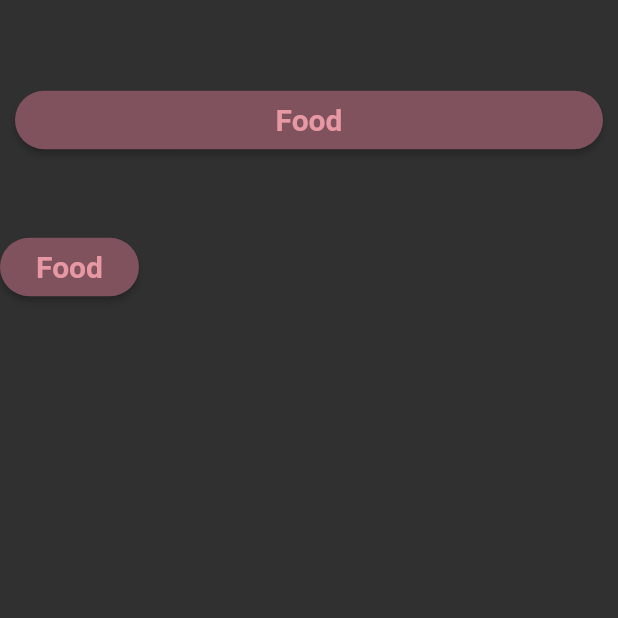
After one commit to neslihanatasever/flutter_full_learnn, a Flutter app: the screen it shows after launch, on a phone screen of 412 x 824 dp, the top half of it. The commit adds this screen. Run offline on Flutter 3.47's test engine with Material 2 defaults, Android fonts, the phone set to English and light mode, and no system bars; missing offline and left inert: dart:ffi.

Commit message:
custom_widget_learn.dart

```diff
--- /dev/null
+++ b/lib/101/custom_widget_learn.dart
@@ -0,0 +1,64 @@
+import 'dart:ffi';
+
+import 'package:flutter/material.dart';
+
+class CustomWidgetLearn extends StatelessWidget {
+  const CustomWidgetLearn({Key? key}) : super(key: key);
+  final String title = 'Food';
+
+  @override
+  Widget build(BuildContext context) {
+    return Scaffold(
+      appBar: AppBar(),
+      body: Column(
+        crossAxisAlignment: CrossAxisAlignment.start,
+        children: [
+          Center(
+              child: Padding(
+                padding: const EdgeInsets.symmetric(horizontal: 10),
+                child: SizedBox(width: MediaQuery.of(context).size.width, child: CustomFoodButton(title: title, onPressed: () {},)),
+              )),
+          const SizedBox(height: 50),
+           CustomFoodButton(title: title, onPressed: (){}),
+        ],
+      ),
+    );
+  }
+}
+
+//
+class CustomFoodButton extends StatelessWidget with _ColorsUtility, _PaddingUtility {
+  CustomFoodButton({Key? key, required this.title, required this.onPressed}) : super(key: key);
+  final String title;
+  final void Function() onPressed;
+
+  @override
+  Widget build(BuildContext context) {
+    return ElevatedButton(
+        style: ElevatedButton.styleFrom(primary: _ColorsUtility.dullPurple, shape: const StadiumBorder()),
+        onPressed: onPressed,
+        child: Padding(
+          padding: normalPadding,
+          child: Text(title,
+              style: Theme.of(context).textTheme.headline6?.copyWith(
+                  color: _ColorsUtility.pinkDaisy, fontWeight: FontWeight.bold),
+            ),
+        ),
+        );
+  }
+}
+//
+class _PaddingUtility {
+  final EdgeInsets normalPadding = const EdgeInsets.all(8.0);
+  final EdgeInsets normal2xPadding = const EdgeInsets.all(16.0);
+}
+//
+class _ColorsUtility {
+  final Color whiteSeven = Colors.white70;
+  static const Color valentineRed = Color(0xffE55451);
+  static const Color dullPurple = Color(0xff7F525D);
+  static const Color pinkDaisy = Color(0xffE799A3);
+  static const Color pinkViolet = Color(0xffCA226B);
+
+}
+//
--- a/lib/202/main.dart
+++ b/lib/202/main.dart
@@ -6,6 +6,7 @@ import '../101/button_learn.dart';
 import '../101/card_learn.dart';
 import '../101/color_learn.dart';
 import '../101/container_sized_box_learn.dart';
+import '../101/custom_widget_learn.dart';
 import '../101/icon_learn.dart';
 import '../101/image_learn.dart';
 import '../101/padding_learn.dart';
@@ -33,7 +34,7 @@ class MyApp extends StatelessWidget {
           backgroundColor: Colors.transparent,
           elevation: 0,
         )),
-      home: NoteDemos(),
+      home:const CustomWidgetLearn(),
     );
   }
 }
```
